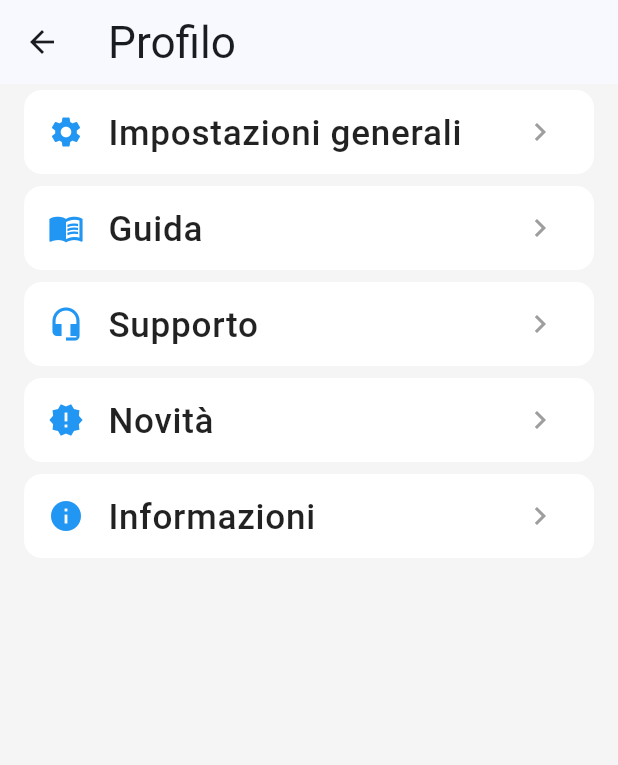
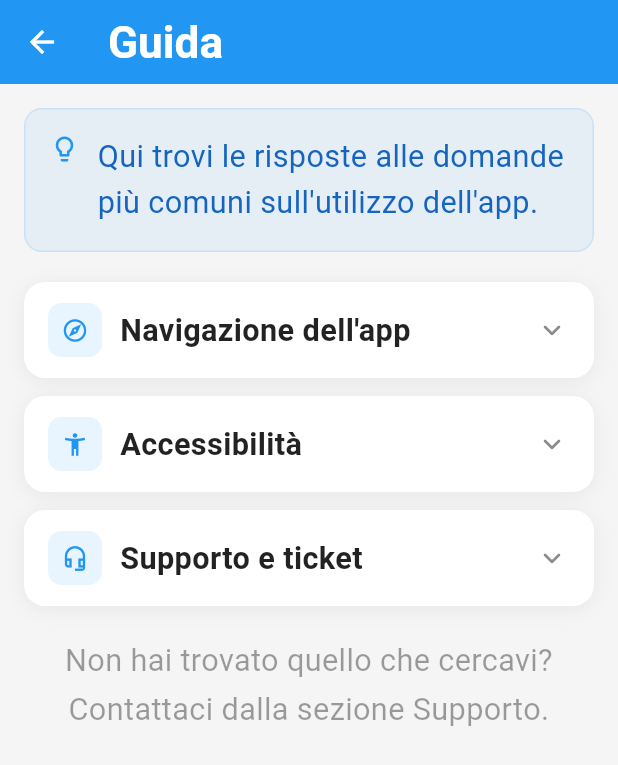
Before and after one commit to Waide17/VisionAID, a Flutter app: the ProfilePage screen opened directly, after a tap on "Guida", on a phone screen of 412 x 824 dp. Shown: the top 765 px of the screen. Run offline on Flutter 3.47's test engine with Material 3 defaults, Android fonts, the phone set to English and light mode, and no system bars; our stand-ins replace device_preview, flutter_tts, image_picker, shared_preferences; accounts and stored records are empty.

Commit message:
pagina guida

```diff
--- a/main_app/lib/pages/profile_page.dart
+++ b/main_app/lib/pages/profile_page.dart
@@ -4,6 +4,7 @@ import 'package:main_app/pages/accessibility_provider.dart';
 import 'package:main_app/profile_pages/stats_page.dart';
 import 'package:main_app/profile_pages/news.dart';
 import 'package:main_app/profile_pages/information.dart';
+import 'package:main_app/profile_pages/guide.dart';
 import 'package:main_app/profile_pages/support.dart';
 
 class ProfilePage extends StatelessWidget {
@@ -45,7 +46,10 @@ class ProfilePage extends StatelessWidget {
             onTap: () {
               accessibilityProvider.triggerHapticFeedback();
               accessibilityProvider.speak('Guida');
-              // TODO: Naviga alla pagina guida
+              Navigator.push(
+                context,
+                MaterialPageRoute(builder: (context) => const GuidaScreen())
+              );
             },
           ),
           _buildMenuItem(
--- /dev/null
+++ b/main_app/lib/profile_pages/guide.dart
@@ -0,0 +1,433 @@
+import 'package:flutter/material.dart';
+import 'package:provider/provider.dart';
+import 'package:main_app/pages/accessibility_provider.dart';
+
+class GuidaScreen extends StatelessWidget {
+  const GuidaScreen({super.key});
+
+  static final List<_GuidaSezione> _sezioni = [
+    _GuidaSezione(
+      titolo: 'Navigazione dell\'app',
+      icon: Icons.explore_outlined,
+      voci: [
+        _FAQ(
+          domanda: 'Come è strutturata l\'app?',
+          risposta:
+              'L\'app è organizzata in sezioni accessibili dal menu principale. '
+              'Troverai le voci principali nella schermata Home, da cui puoi '
+              'raggiungere tutte le funzionalità disponibili con un singolo tocco.',
+        ),
+        _FAQ(
+          domanda: 'Come torno alla schermata principale?',
+          risposta:
+              'Puoi tornare alla Home in qualsiasi momento premendo il pulsante '
+              '"Indietro" del dispositivo oppure la freccia in alto a sinistra '
+              'nella barra superiore dell\'app.',
+        ),
+        _FAQ(
+          domanda: 'Come accedo alle Novità?',
+          risposta:
+              'Dalla schermata principale, tocca la voce "Novità". Qui troverai '
+              'l\'elenco degli aggiornamenti recenti con la versione di riferimento '
+              'e una descrizione delle modifiche introdotte.',
+        ),
+        _FAQ(
+          domanda: 'Come accedo alle Informazioni sull\'app?',
+          risposta:
+              'Dal menu principale, seleziona "Informazioni". Troverai il numero '
+              'di versione, il numero di build, le note legali e i link utili '
+              'come la Privacy Policy e i Termini e condizioni.',
+        ),
+      ],
+    ),
+
+    _GuidaSezione(
+      titolo: 'Accessibilità',
+      icon: Icons.accessibility_new_outlined,
+      voci: [
+        _FAQ(
+          domanda: 'Come attivo l\'alto contrasto?',
+          risposta:
+              'Vai nelle Impostazioni dell\'app e cerca la voce "Alto contrasto". '
+              'Attivandola, l\'interfaccia passerà a colori ad alto contrasto '
+              '(sfondo nero e testo bianco) per migliorare la leggibilità in '
+              'condizioni di scarsa illuminazione o per utenti con difficoltà visive.',
+        ),
+        _FAQ(
+          domanda: 'Come funziona la sintesi vocale?',
+          risposta:
+              'La sintesi vocale legge ad alta voce il nome degli elementi '
+              'dell\'interfaccia quando vengono toccati. Puoi attivarla dalle '
+              'Impostazioni alla voce "Sintesi vocale". Assicurati che il volume '
+              'del dispositivo non sia azzerato.',
+        ),
+        _FAQ(
+          domanda: 'Come cambio la dimensione del testo?',
+          risposta:
+              'Nelle Impostazioni trovi il cursore "Dimensione testo" che ti '
+              'permette di aumentare o ridurre la dimensione dei caratteri in '
+              'tutta l\'app. La modifica viene applicata immediatamente.',
+        ),
+        _FAQ(
+          domanda: 'Come funziona il feedback aptico?',
+          risposta:
+              'Il feedback aptico produce una leggera vibrazione del dispositivo '
+              'ogni volta che esegui un\'azione (tocco di un pulsante, invio di '
+              'un modulo, ecc.). Puoi disattivarlo dalle Impostazioni se preferisci '
+              'non averlo.',
+        ),
+        _FAQ(
+          domanda: 'Le impostazioni di accessibilità vengono salvate?',
+          risposta:
+              'Sì. Tutte le preferenze di accessibilità (contrasto, sintesi vocale, '
+              'dimensione testo, feedback aptico) vengono salvate automaticamente '
+              'e ripristinate ad ogni avvio dell\'app.',
+        ),
+      ],
+    ),
+
+    _GuidaSezione(
+      titolo: 'Supporto e ticket',
+      icon: Icons.headset_mic_outlined,
+      voci: [
+        _FAQ(
+          domanda: 'Come contatto il supporto?',
+          risposta:
+              'Dal menu principale seleziona "Supporto". Si aprirà un modulo '
+              'attraverso cui potrai inviare una richiesta di assistenza '
+              'direttamente al nostro team.',
+        ),
+        _FAQ(
+          domanda: 'Cosa devo inserire nel modulo di supporto?',
+          risposta:
+              'Il modulo richiede: il tuo indirizzo email (obbligatorio), '
+              'un numero di telefono facoltativo, la categoria del problema '
+              '(es. problema tecnico, errore nell\'app, richiesta funzionalità), '
+              'una descrizione dettagliata del problema e, se utile, uno screenshot.',
+        ),
+        _FAQ(
+          domanda: 'Come allego uno screenshot?',
+          risposta:
+              'Nel modulo di supporto trovi il pulsante "Aggiungi screenshot". '
+              'Toccalo per aprire la galleria del dispositivo e selezionare '
+              'un\'immagine. Puoi rimuovere lo screenshot selezionato toccando '
+              'la X in alto a destra sull\'anteprima.',
+        ),
+        _FAQ(
+          domanda: 'Come faccio a sapere se il ticket è stato ricevuto?',
+          risposta:
+              'Dopo l\'invio, comparirà un messaggio di conferma con il numero '
+              'del ticket assegnato. Riceverai aggiornamenti all\'indirizzo email '
+              'che hai indicato nel modulo.',
+        ),
+        _FAQ(
+          domanda: 'Quanto tempo ci vuole per ricevere una risposta?',
+          risposta:
+              'Il nostro team risponde solitamente entro 1-2 giorni lavorativi. '
+              'Per problemi urgenti, indica nella descrizione la natura critica '
+              'del problema così da ricevere priorità nella gestione.',
+        ),
+      ],
+    ),
+  ];
+
+  @override
+  Widget build(BuildContext context) {
+    final acc = Provider.of<AccessibilityProvider>(context);
+    final hc  = acc.highContrast;
+
+    return Scaffold(
+      backgroundColor: hc ? Colors.black : Colors.grey[100],
+      appBar: AppBar(
+        backgroundColor: hc ? Colors.black : Colors.blue,
+        foregroundColor: Colors.white,
+        title: Text(
+          'Guida',
+          style: TextStyle(fontWeight: FontWeight.bold),
+        ),
+        leading: IconButton(
+          icon: const Icon(Icons.arrow_back),
+          onPressed: () {
+            acc.triggerHapticFeedback();
+            Navigator.pop(context);
+          },
+        ),
+      ),
+      body: ListView(
+        padding: const EdgeInsets.all(16),
+        children: [
+          // Banner intro
+          Container(
+            padding: const EdgeInsets.all(16),
+            decoration: BoxDecoration(
+              color: hc ? Colors.grey[900] : Colors.blue.withOpacity(0.07),
+              borderRadius: BorderRadius.circular(12),
+              border: Border.all(
+                color: hc ? Colors.white24 : Colors.blue.withOpacity(0.15),
+              ),
+            ),
+            child: Row(
+              crossAxisAlignment: CrossAxisAlignment.start,
+              children: [
+                Icon(
+                  Icons.lightbulb_outline_rounded,
+                  color: hc ? Colors.white70 : Colors.blue,
+                  size: 20,
+                ),
+                const SizedBox(width: 12),
+                Expanded(
+                  child: Text(
+                    'Qui trovi le risposte alle domande più comuni sull\'utilizzo '
+                    'dell\'app.',
+                    style: TextStyle(
+                      color: hc ? Colors.white70 : Colors.blue[800],
+                      height: 1.5,
+                    ),
+                  ),
+                ),
+              ],
+            ),
+          ),
+          const SizedBox(height: 20),
+
+          // Sezioni
+          ..._sezioni.map((s) => _SezioneWidget(sezione: s, hc: hc, acc: acc)),
+
+          const SizedBox(height: 8),
+          Center(
+            child: Text(
+              'Non hai trovato quello che cercavi?\nContattaci dalla sezione Supporto.',
+              textAlign: TextAlign.center,
+              style: TextStyle(
+                color: hc ? Colors.white38 : Colors.black38,
+                height: 1.6,
+              ),
+            ),
+          ),
+          const SizedBox(height: 24),
+        ],
+      ),
+    );
+  }
+}
+
+// ── Sezione espandibile ───────────────────────────────────────────────────────
+class _SezioneWidget extends StatefulWidget {
+  final _GuidaSezione sezione;
+  final bool hc;
+  final dynamic acc;
+
+  const _SezioneWidget({
+    required this.sezione,
+    required this.hc,
+    required this.acc,
+  });
+
+  @override
+  State<_SezioneWidget> createState() => _SezioneWidgetState();
+}
+
+class _SezioneWidgetState extends State<_SezioneWidget> {
+  bool _expanded = false;
+  int  _openFaq  = -1;
+
+  void _toggleSection() {
+    widget.acc?.triggerHapticFeedback();
+    widget.acc?.speak(widget.sezione.titolo);
+    setState(() {
+      _expanded = !_expanded;
+      if (!_expanded) _openFaq = -1;
+    });
+  }
+
+  void _toggleFaq(int i) {
+    widget.acc?.triggerHapticFeedback();
+    if (_openFaq == i) {
+      widget.acc?.speak('Chiuso');
+    } else {
+      widget.acc?.speak(widget.sezione.voci[i].risposta);
+    }
+    setState(() => _openFaq = _openFaq == i ? -1 : i);
+  }
+
+  @override
+  Widget build(BuildContext context) {
+    final hc = widget.hc;
+
+    return Container(
+      margin: const EdgeInsets.only(bottom: 12),
+      decoration: BoxDecoration(
+        color: hc ? Colors.grey[900] : Colors.white,
+        borderRadius: BorderRadius.circular(14),
+        border: hc ? Border.all(color: Colors.white24) : null,
+        boxShadow: hc
+            ? null
+            : [BoxShadow(color: Colors.black.withOpacity(0.06), blurRadius: 10, offset: const Offset(0, 2))],
+      ),
+      child: Column(
+        children: [
+          // Header sezione (tocca per espandere)
+          GestureDetector(
+            onTap: _toggleSection,
+            behavior: HitTestBehavior.opaque,
+            child: Padding(
+              padding: const EdgeInsets.symmetric(horizontal: 16, vertical: 14),
+              child: Row(
+                children: [
+                  Container(
+                    width: 36, height: 36,
+                    decoration: BoxDecoration(
+                      color: hc
+                          ? Colors.white.withOpacity(0.1)
+                          : Colors.blue.withOpacity(0.1),
+                      borderRadius: BorderRadius.circular(9),
+                    ),
+                    child: Icon(widget.sezione.icon, size: 18,
+                        color: hc ? Colors.white : Colors.blue),
+                  ),
+                  const SizedBox(width: 12),
+                  Expanded(
+                    child: Text(
+                      widget.sezione.titolo,
+                      style: TextStyle(
+                        fontWeight: FontWeight.w600,
+                        color: hc ? Colors.white : Colors.black87,
+                      ),
+                    ),
+                  ),
+                  Text(
+                    '',
+                    style: TextStyle(
+                        color: hc ? Colors.white38 : Colors.black38),
+                  ),
+                  const SizedBox(width: 8),
+                  AnimatedRotation(
+                    turns: _expanded ? 0.5 : 0,
+                    duration: const Duration(milliseconds: 250),
+                    child: Icon(Icons.keyboard_arrow_down_rounded,
+                        color: hc ? Colors.white54 : Colors.black45),
+                  ),
+                ],
+              ),
+            ),
+          ),
+
+          // Lista FAQ
+          AnimatedCrossFade(
+            firstChild: const SizedBox.shrink(),
+            secondChild: Column(
+              children: [
+                Divider(height: 1, color: hc ? Colors.white12 : Colors.grey[100]),
+                ...widget.sezione.voci.asMap().entries.map((e) {
+                  final i      = e.key;
+                  final faq    = e.value;
+                  final isOpen = _openFaq == i;
+                  final isLast = i == widget.sezione.voci.length - 1;
+
+                  return Column(
+                    crossAxisAlignment: CrossAxisAlignment.start,
+                    children: [
+                      // Domanda
+                      GestureDetector(
+                        onTap: () => _toggleFaq(i),
+                        behavior: HitTestBehavior.opaque,
+                        child: Padding(
+                          padding: const EdgeInsets.symmetric(horizontal: 16, vertical: 13),
+                          child: Row(
+                            crossAxisAlignment: CrossAxisAlignment.start,
+                            children: [
+                              Padding(
+                                padding: const EdgeInsets.only(top: 1),
+                                child: Icon(
+                                  isOpen
+                                      ? Icons.remove_circle_outline
+                                      : Icons.add_circle_outline,
+                                  size: 18,
+                                  color: isOpen
+                                      ? (hc ? Colors.white : Colors.blue)
+                                      : (hc ? Colors.white38 : Colors.black38),
+                                ),
+                              ),
+                              const SizedBox(width: 12),
+                              Expanded(
+                                child: Text(
+                                  faq.domanda,
+                                  style: TextStyle(
+                                    fontWeight: FontWeight.w500,
+                                    color: isOpen
+                                        ? (hc ? Colors.white : Colors.blue)
+                                        : (hc ? Colors.white70 : Colors.black87),
+                                  ),
+                                ),
+                              ),
+                            ],
+                          ),
+                        ),
+                      ),
+
+                      // Risposta animata
+                      AnimatedCrossFade(
+                        firstChild: const SizedBox.shrink(),
+                        secondChild: Container(
+                          width: double.infinity,
+                          margin: const EdgeInsets.fromLTRB(46, 0, 16, 14),
+                          padding: const EdgeInsets.all(12),
+                          decoration: BoxDecoration(
+                            color: hc
+                                ? Colors.white.withOpacity(0.05)
+                                : Colors.blue.withOpacity(0.04),
+                            borderRadius: BorderRadius.circular(10),
+                            border: Border.all(
+                              color: hc
+                                  ? Colors.white12
+                                  : Colors.blue.withOpacity(0.1),
+                            ),
+                          ),
+                          child: Text(
+                            faq.risposta,
+                            style: TextStyle(
+                              color: hc ? Colors.white60 : Colors.black54,
+                              height: 1.6,
+                            ),
+                          ),
+                        ),
+                        crossFadeState: isOpen
+                            ? CrossFadeState.showSecond
+                            : CrossFadeState.showFirst,
+                        duration: const Duration(milliseconds: 200),
+                      ),
+
+                      if (!isLast)
+                        Divider(
+                          height: 1, indent: 16, endIndent: 16,
+                          color: hc ? Colors.white12 : Colors.grey[100],
+                        ),
+                    ],
+                  );
+                }),
+              ],
+            ),
+            crossFadeState: _expanded
+                ? CrossFadeState.showSecond
+                : CrossFadeState.showFirst,
+            duration: const Duration(milliseconds: 250),
+          ),
+        ],
+      ),
+    );
+  }
+}
+
+// ── Modelli dati ──────────────────────────────────────────────────────────────
+class _GuidaSezione {
+  final String titolo;
+  final IconData icon;
+  final List<_FAQ> voci;
+  const _GuidaSezione({required this.titolo, required this.icon, required this.voci});
+}
+
+class _FAQ {
+  final String domanda;
+  final String risposta;
+  const _FAQ({required this.domanda, required this.risposta});
+}
```
